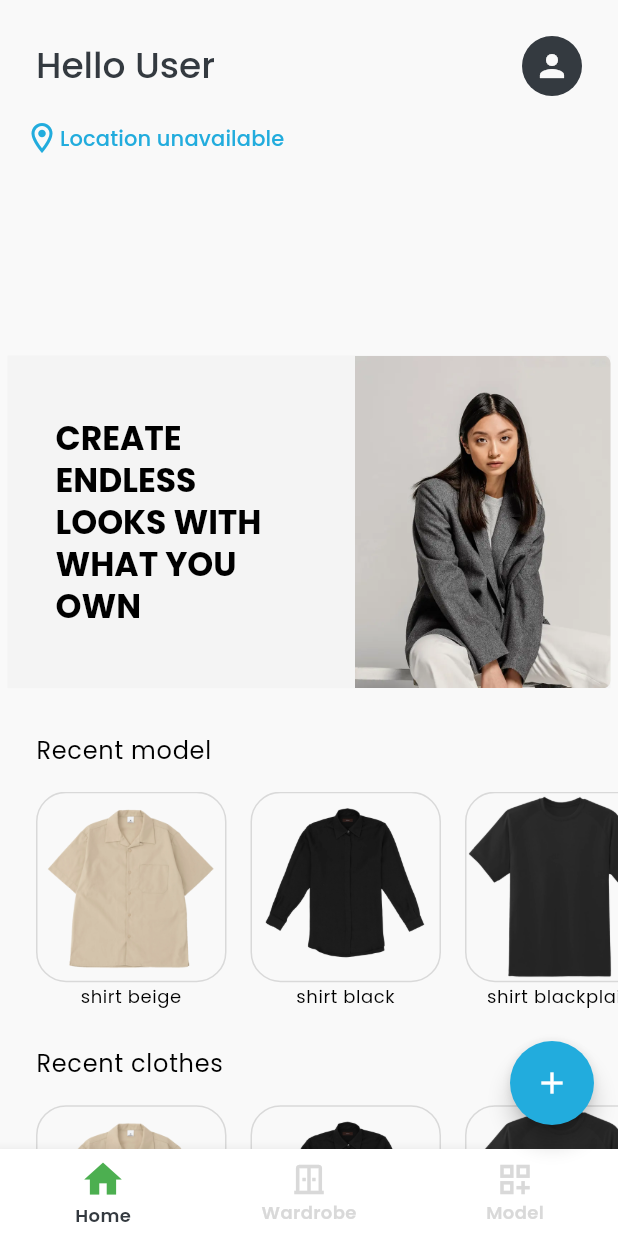
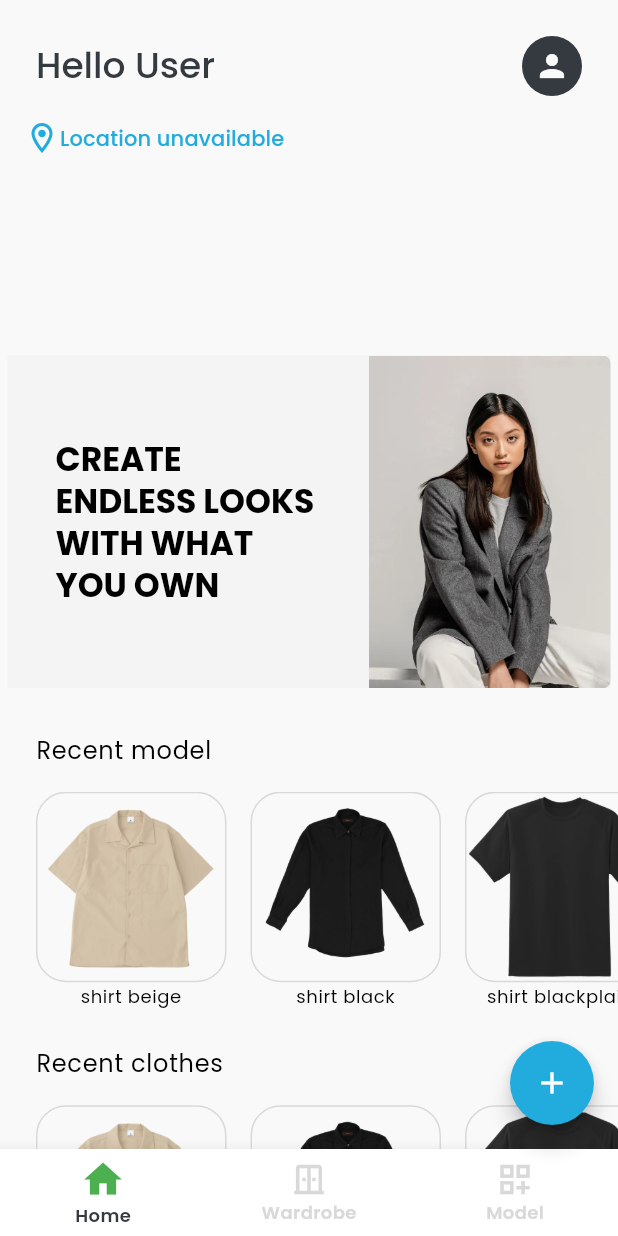
Before and after one commit to Modisch-PENS/modisch-mobile, a Flutter app: the MainPage screen opened by its route, on a phone screen of 412 x 824 dp. Run offline on Flutter 3.47's test engine with Material 3 defaults, Android fonts, the light colour scheme and no system bars; drawn by our look-alikes of carousel_slider, flutter_expandable_fab, stylish_bottom_bar; our stand-ins replace flutter_dotenv, flutter_onboarding_slider, flutter_riverpod, font_awesome_flutter, geolocator, go_router and 7 more; accounts and stored records are empty; generated files the repository leaves out were written again.

Commit message:
patching cache : sharedpreference to sharedpreferences with cache and carousel image loading

```diff
--- a/lib/features/home/widgets/carousel_slides.dart
+++ b/lib/features/home/widgets/carousel_slides.dart
@@ -45,16 +45,36 @@ List<Widget> _buildImageSliders(BuildContext context) {
         borderRadius: BorderRadius.all(Radius.circular(5.0)),
         child: Row(
           children: [
-            Flexible(
+            Expanded(
+              flex: 3,
               child: Padding(
-                padding: EdgeInsets.symmetric(horizontal: 32),
+                padding: const EdgeInsets.symmetric(horizontal: 32),
                 child: Text(
                   item['text']!,
                   style: AppTypography.carouselText(context),
                 ),
               ),
             ),
-            Image.asset(item['image']!),
+            Expanded(
+              flex: 2,
+              child: AspectRatio(
+                aspectRatio: 2 / 3,
+                child: Image.asset(
+                  item['image']!,
+                  fit: BoxFit.cover,
+                  frameBuilder: (context, child, frame, _) {
+                    if (frame == null) {
+                      return const Center(
+                        child: CircularProgressIndicator(
+                          color: AppColors.disabled,
+                        ),
+                      );
+                    }
+                    return child;
+                  },
+                ),
+              ),
+            ),
           ],
         ),
       ),
--- a/lib/features/home/widgets/weather_location.dart
+++ b/lib/features/home/widgets/weather_location.dart
@@ -81,10 +81,9 @@ class _WeatherLocationHeaderState extends State<WeatherLocationHeader> {
           ),
         ),
         verticalSpace(16),
-        // Cuaca
         _isLoading
             ? const Center(
-              child: CircularProgressIndicator(color: AppColors.tertiary),
+              child: CircularProgressIndicator(color: AppColors.secondary),
             )
             : SizedBox(
               height: 88,
```
Also changed, not shown: lib/features/home/services/location_service.dart (+8 -6 lines), lib/features/home/services/weather_service.dart (+14 -8 lines), lib/features/home/widgets/weather_box.dart (+5 -4 lines).
